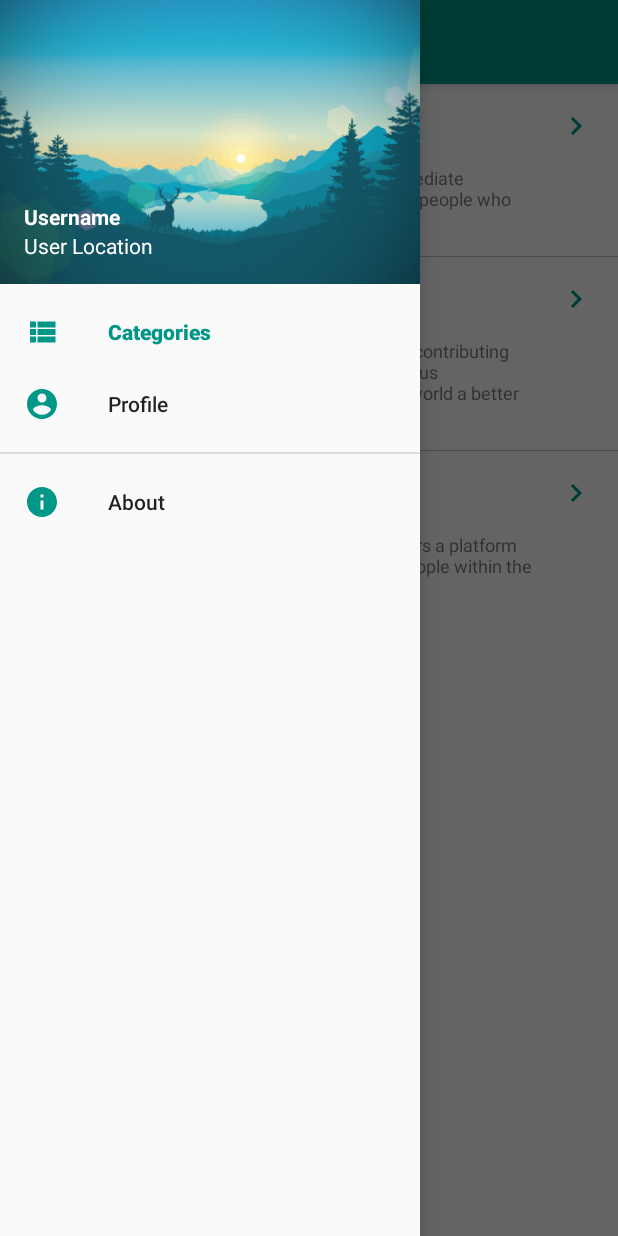
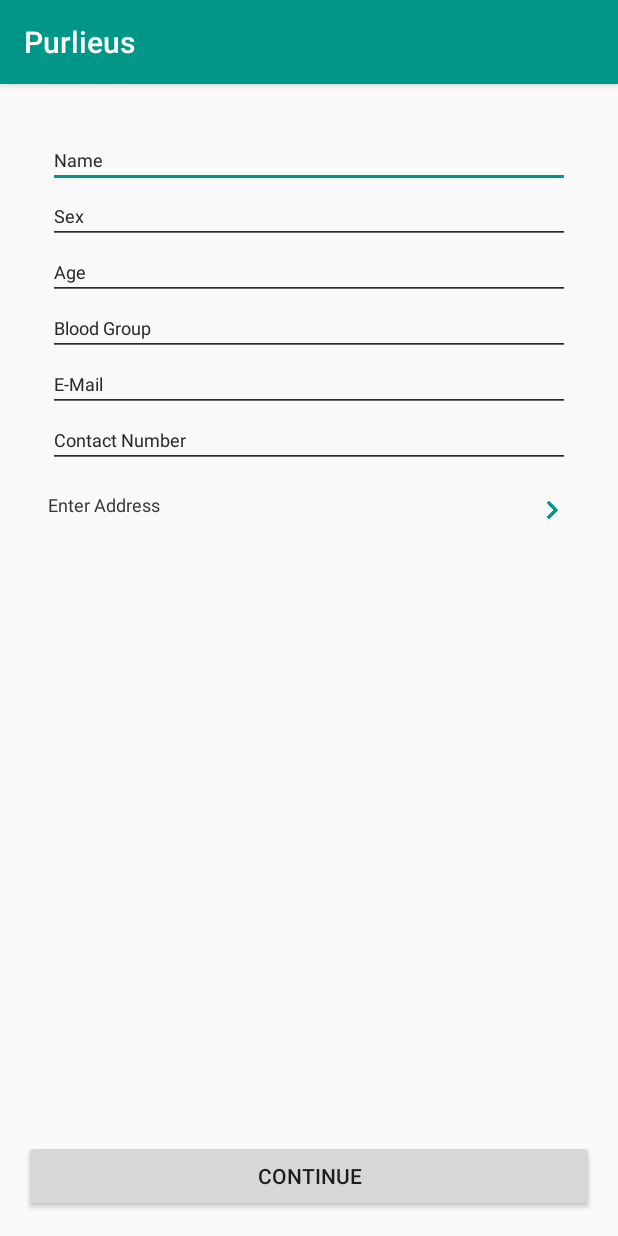
Before and after one commit to gvinod07/TechTatva16, an Android app: the screen it shows after launch (MainActivity before the commit, ProfileActivity after it), after a tap on "Profile", on a phone screen of 412 x 824 dp. Run offline under Robolectric (Android 15) with nearby library versions, the phone set to English and light mode, and no system bars; libraries missing offline, so code that uses them is left out: com.microsoft.windowsazure; 1 statement that could not run was skipped; 1 other tap on this screen came first.

Commit message:
Profile Activity, Details Fragment, Maps Activity implemented

```diff
--- a/app/build.gradle
+++ b/app/build.gradle
@@ -21,8 +21,12 @@ android {
 
 dependencies {
     compile fileTree(dir: 'libs', include: ['*.jar'])
-    testCompile 'junit:junit:4.12'
     compile 'com.android.support:appcompat-v7:24.2.1'
     compile 'com.android.support:design:24.2.1'
     compile 'com.microsoft.azure:azure-mobile-android:3.1.0'
+    compile 'com.google.android.gms:play-services-location:9.6.1'
+    compile 'com.google.android.gms:play-services-maps:9.6.1'
+    compile 'com.google.android.gms:play-services:9.6.1'
+    compile 'com.android.support:support-v4:24.2.1'
+    testCompile 'junit:junit:4.12'
 }
--- a/app/src/main/java/com/purlieus/purlieus/activities/MainActivity.java
+++ b/app/src/main/java/com/purlieus/purlieus/activities/MainActivity.java
@@ -1,7 +1,10 @@
 package com.purlieus.purlieus.activities;
 
+import android.content.Intent;
 import android.os.Bundle;
+import android.support.annotation.NonNull;
 import android.support.design.widget.NavigationView;
+import android.support.v4.view.MenuItemCompat;
 import android.support.v4.widget.DrawerLayout;
 import android.support.v7.app.ActionBarDrawerToggle;
 import android.support.v7.app.AppCompatActivity;
@@ -80,6 +83,20 @@ public class MainActivity extends AppCompatActivity {
         });
         mDrawerToggle.setDrawerIndicatorEnabled(true);
         mDrawerToggle.syncState();
+
+        navigationView.setNavigationItemSelectedListener(new NavigationView.OnNavigationItemSelectedListener() {
+            @Override
+            public boolean onNavigationItemSelected(@NonNull MenuItem item) {
+
+                switch(item.getItemId()){
+                    case R.id.nav_menu_profile:{
+                        Intent intent = new Intent(MainActivity.this, ProfileActivity.class);
+                        startActivity(intent);
+                    }
+                }
+                return true;
+            }
+        });
     }
 
     @Override
--- /dev/null
+++ b/app/src/main/java/com/purlieus/purlieus/activities/ProfileActivity.java
@@ -0,0 +1,35 @@
+package com.purlieus.purlieus.activities;
+
+import android.content.Intent;
+import android.support.v4.app.Fragment;
+import android.support.v4.app.FragmentTransaction;
+import android.support.v7.app.AppCompatActivity;
+import android.os.Bundle;
+import android.view.View;
+
+import com.purlieus.purlieus.R;
+import com.purlieus.purlieus.fragments.DetailsFragment;
+
+public class ProfileActivity extends AppCompatActivity {
+
+
+    @Override
+    protected void onCreate(Bundle savedInstanceState) {
+        super.onCreate(savedInstanceState);
+        setContentView(R.layout.activity_profile);
+
+        DetailsFragment fragment = new DetailsFragment();
+        android.app.FragmentTransaction transaction = getFragmentManager().beginTransaction().add(R.id.fragmentInputDetails, fragment, "inpur_fragment");
+        transaction.commit();
+        /**
+         *  Button continueButton = (Button) findViewById(R.id.ContinueButton);
+        continueButton.setOnClickListener(new View.OnClickListener(){
+            @Override
+            public void onClick(View v){
+
+            }
+        });*/
+    }
+
+
+}
--- /dev/null
+++ b/app/src/main/java/com/purlieus/purlieus/fragments/DetailsFragment.java
@@ -0,0 +1,46 @@
+package com.purlieus.purlieus.fragments;
+
+
+import android.content.Intent;
+import android.os.Bundle;
+import android.app.Fragment;
+import android.view.LayoutInflater;
+import android.view.View;
+import android.view.ViewGroup;
+import android.widget.TextView;
+
+import com.purlieus.purlieus.R;
+import com.purlieus.purlieus.activities.MapsActivity;
+
+/**
+ * A simple {@link Fragment} subclass.
+ */
+public class DetailsFragment extends Fragment {
+
+    //private static final int get_Address = 0;
+
+    public DetailsFragment() {
+        // Required empty public constructor
+    }
+
+
+    @Override
+    public View onCreateView(LayoutInflater inflater, ViewGroup container,
+                             Bundle savedInstanceState) {
+        // Inflate the layout for this fragment
+        View view = inflater.inflate(R.layout.fragment_details, container, false);
+
+        TextView addressText = (TextView) view.findViewById(R.id.Address);
+        addressText.setOnClickListener(new View.OnClickListener(){
+
+            @Override
+            public void onClick(View v){
+                Intent intent = new Intent(getActivity(), MapsActivity.class);
+                startActivity(intent);
+            }
+        });
+        return view;
+    }
+
+
+}
--- a/app/src/main/res/drawable/ic_profile.xml
+++ b/app/src/main/res/drawable/ic_profile.xml
@@ -4,6 +4,8 @@
         android:viewportWidth="24.0"
         android:viewportHeight="24.0"
 	>
+
+
     <path
         android:fillColor="#FF000000"
         android:pathData="M12,2C6.48,2 2,6.48 2,12s4.48,10 10,10 10,-4.48 10,-10S17.52,2 12,2zM12,5c1.66,0 3,1.34 3,3s-1.34,3 -3,3 -3,-1.34 -3,-3 1.34,-3 3,-3zM12,19.2c-2.5,0 -4.71,-1.28 -6,-3.22 0.03,-1.99 4,-3.08 6,-3.08 1.99,0 5.97,1.09 6,3.08 -1.29,1.94 -3.5,3.22 -6,3.22z"/>
--- /dev/null
+++ b/app/src/main/res/layout/activity_profile.xml
@@ -0,0 +1,28 @@
+<?xml version="1.0" encoding="utf-8"?>
+<RelativeLayout xmlns:android="http://schemas.android.com/apk/res/android"
+    xmlns:tools="http://schemas.android.com/tools"
+    android:id="@+id/activity_profile"
+    android:layout_width="match_parent"
+    android:layout_height="match_parent"
+    android:paddingBottom="@dimen/activity_vertical_margin"
+    android:paddingLeft="@dimen/activity_horizontal_margin"
+    android:paddingRight="@dimen/activity_horizontal_margin"
+    android:paddingTop="@dimen/activity_vertical_margin"
+    tools:context="com.purlieus.purlieus.activities.ProfileActivity">
+
+    <fragment
+        android:name="com.purlieus.purlieus.fragments.DetailsFragment"
+        android:id="@+id/fragmentInputDetails"
+        android:layout_width="match_parent"
+        android:layout_height="wrap_content"
+        tools:layout="@layout/fragment_details"/>
+
+    <Button
+        android:id="@+id/ContinueButton"
+        android:layout_width="match_parent"
+        android:layout_height="wrap_content"
+        android:layout_alignParentBottom="true"
+        android:text="CONTINUE"
+        android:onClick=""/>
+
+</RelativeLayout>
--- /dev/null
+++ b/app/src/main/res/layout/fragment_details.xml
@@ -0,0 +1,86 @@
+<FrameLayout xmlns:android="http://schemas.android.com/apk/res/android"
+    xmlns:tools="http://schemas.android.com/tools"
+    android:layout_width="match_parent"
+    android:layout_height="match_parent"
+    tools:context="com.purlieus.purlieus.fragments.DetailsFragment">
+
+    <RelativeLayout
+        android:layout_width="match_parent"
+        android:layout_height="match_parent"
+        android:layout_alignParentTop="true"
+        android:layout_alignParentStart="true"
+        android:padding="@dimen/padding_default"
+        android:orientation="vertical">
+
+        <EditText
+            android:id="@+id/Name"
+            android:layout_width="match_parent"
+            android:layout_height="wrap_content"
+            android:textSize="@dimen/typography_body"
+            android:hint="Name"
+            android:backgroundTint="#009688"/>
+
+        <EditText
+            android:id="@+id/Sex"
+            android:layout_width="match_parent"
+            android:layout_height="wrap_content"
+            android:hint="Sex"
+            android:textSize="@dimen/typography_body"
+            android:layout_below="@+id/Name"/>
+
+        <EditText
+            android:id="@+id/Age"
+            android:layout_width="match_parent"
+            android:layout_height="wrap_content"
+            android:hint="Age"
+            android:textSize="@dimen/typography_body"
+            android:layout_below="@id/Sex"/>
+
+        <EditText
+            android:id="@+id/BloodGroup"
+            android:layout_width="match_parent"
+            android:layout_height="wrap_content"
+            android:hint="Blood Group"
+            android:textSize="@dimen/typography_body"
+            android:layout_below="@id/Age"/>
+
+        <EditText
+            android:id="@+id/Email"
+            android:layout_width="match_parent"
+            android:layout_height="wrap_content"
+            android:hint="E-Mail"
+            android:textSize="@dimen/typography_body"
+            android:layout_below="@+id/BloodGroup"/>
+
+        <EditText
+            android:id="@+id/Contact"
+            android:layout_width="match_parent"
+            android:layout_height="wrap_content"
+            android:hint="Contact Number"
+            android:textSize="@dimen/typography_body"
+            android:layout_below="@+id/Email"/>
+
+        <RelativeLayout
+            android:layout_width="match_parent"
+            android:layout_height="wrap_content"
+            android:layout_below="@+id/Contact"
+            android:paddingTop="@dimen/padding_default"
+            android:paddingBottom="@dimen/padding_default">
+            <TextView
+                android:id="@+id/Address"
+                android:layout_width="wrap_content"
+                android:layout_height="wrap_content"
+                android:text="Enter Address"
+                android:textSize="@dimen/typography_body"/>
+            <ImageView
+                android:layout_width="@dimen/icon_size"
+                android:layout_height="@dimen/icon_size"
+                android:src="@drawable/ic_right"
+                android:tint="@color/colorPrimary"
+                android:layout_alignRight="@+id/Address"
+                android:layout_alignParentEnd="true"/>
+        </RelativeLayout>
+
+    </RelativeLayout>
+
+</FrameLayout>
--- a/app/src/main/res/values/colors.xml
+++ b/app/src/main/res/values/colors.xml
@@ -11,6 +11,7 @@
     <color name="black">#000000</color>
     <color name="red">#FF0000</color>
     <color name="cyan_dark">#0097a7</color>
+    <color name="green"> #4caf50</color>
     <color name="slightlyDarkerBlue">#1976d2</color>
     <color name="green_dark">#388e3c</color>
     <color name="almost_white">#EEEEEE</color>
--- a/app/src/main/res/values/strings.xml
+++ b/app/src/main/res/values/strings.xml
@@ -13,4 +13,8 @@
     <string name="description_community">Be it helping underprivileged people or contributing towards community service, with Purlieus Community, users can help make this world a better place.</string>
     <string name="description_books">Book lovers can rejoice, as the app offers a platform for book lending and sharing among people within the user\'s proximity.</string>
     <string name="about">About</string>
+    <string name="title_activity_maps">Map</string>
+
+    <!-- TODO: Remove or change this placeholder text -->
+    <string name="hello_blank_fragment">Hello blank fragment</string>
 </resources>
--- a/build.gradle
+++ b/build.gradle
@@ -5,7 +5,7 @@ buildscript {
         jcenter()
     }
     dependencies {
-        classpath 'com.android.tools.build:gradle:2.1.3'
+        classpath 'com.android.tools.build:gradle:2.2.0'
 
         // NOTE: Do not place your application dependencies here; they belong
         // in the individual module build.gradle files
```
Also changed, not shown: app/src/debug/res/values/google_maps_api.xml (added, +19 -0 lines), app/src/main/AndroidManifest.xml (+30 -1 lines), app/src/main/java/com/purlieus/purlieus/activities/MapsActivity.java (added, +107 -0 lines), app/src/main/res/layout/activity_maps.xml (added, +14 -0 lines), 1 other file.
